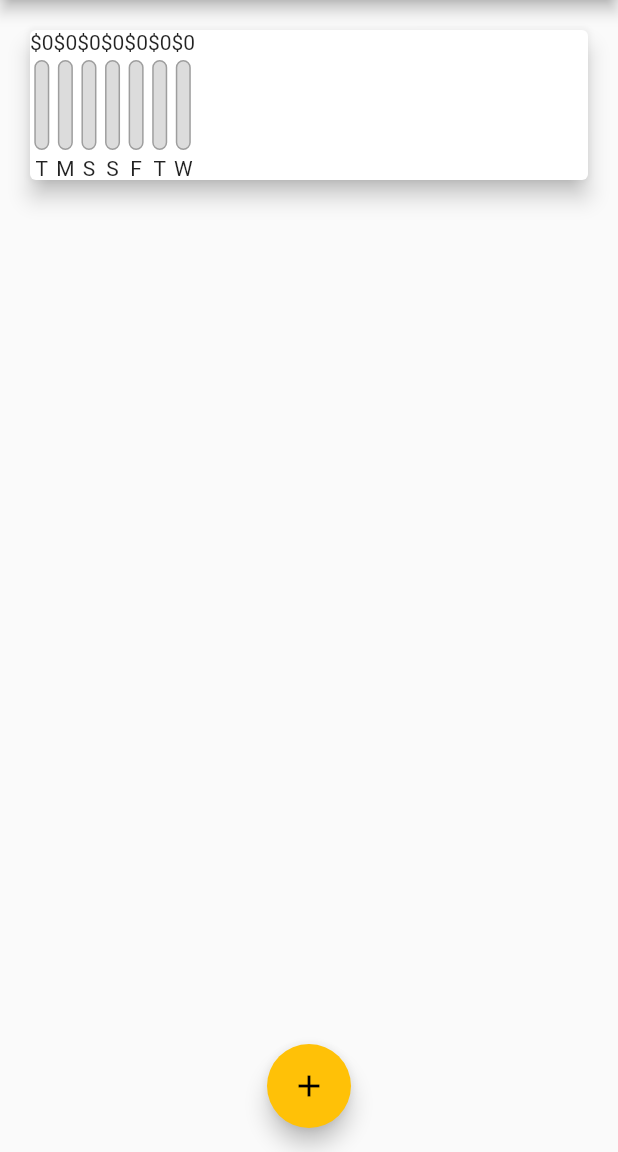
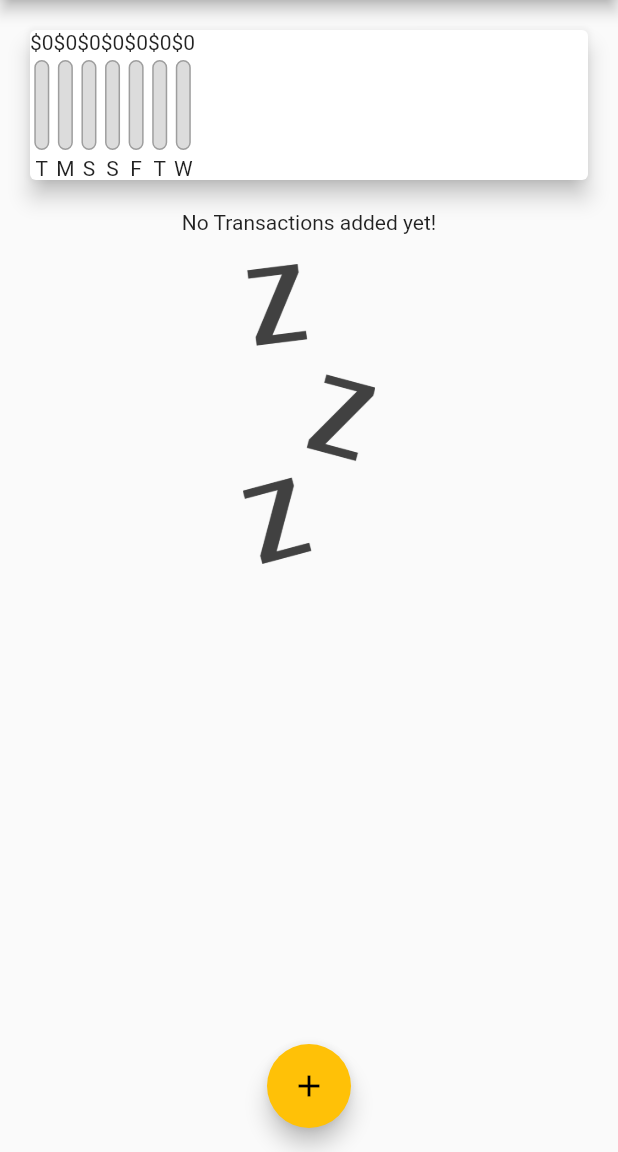
Before and after one commit to beevekmgr/shopping-flutter-practice, a Flutter app: the screen it shows after launch, on a phone screen of 412 x 824 dp, the part 84-1236 px from its top. Run offline on Flutter 3.47's test engine with Material 2 defaults, Android fonts, the light colour scheme and no system bars; missing offline and left inert: dart:ffi.

Commit message:
feat: List view for trsnaction list

```diff
--- a/lib/widgets/transaction_list.dart
+++ b/lib/widgets/transaction_list.dart
@@ -8,25 +8,44 @@
 
   @override
   Widget build(BuildContext context) {
-    return Column(
+    return Container(
+        height: 300,
+        child: transactions.isEmpty
+            ? Column(
+                children: <Widget>[
+                  Text("No Transactions added yet!"),
+                  SizedBox(
+                    height: 20,
+                  ),
+                  Container(
+                    height: 200,
+                    child: Image.asset(
+                      "assets/images/waiting.png",
+                      fit: BoxFit.cover,
+                    ),
+                  ),
+                ],
+              )
+            : ListView(
                 children: transactions.map((tx) {
                   return Card(
                     child: Row(
                       children: <Widget>[
                         Container(
-                margin: EdgeInsets.symmetric(vertical: 10, horizontal: 50),
+                          margin: EdgeInsets.symmetric(
+                              vertical: 10, horizontal: 50),
                           padding: EdgeInsets.all(10),
                           decoration: BoxDecoration(
                               border: Border.all(
                             width: 2,
-                  color: Colors.purple,
+                            color: Theme.of(context).primaryColor,
                           )),
                           child: Text(
-                  '\$${tx.amount}',
+                            '\$${tx.amount.toStringAsFixed(2)}',
                             style: TextStyle(
                               fontWeight: FontWeight.bold,
                               fontSize: 20,
-                    color: Colors.purple,
+                              color: Theme.of(context).primaryColor,
                             ),
                           ),
                         ),
@@ -35,10 +54,7 @@
                             children: <Widget>[
                               Text(
                                 tx.title,
-                      style: TextStyle(
-                        fontWeight: FontWeight.w700,
-                        fontSize: 18,
-                      ),
+                                style: Theme.of(context).textTheme.title,
                               ),
                               Text(
                                 DateFormat.yMMMd().format(tx.date),
@@ -49,6 +65,6 @@
                     ),
                   );
                 }).toList(),
-    );
+              ));
   }
 }
```
Lines whose indentation alone changed are shown as unchanged.
